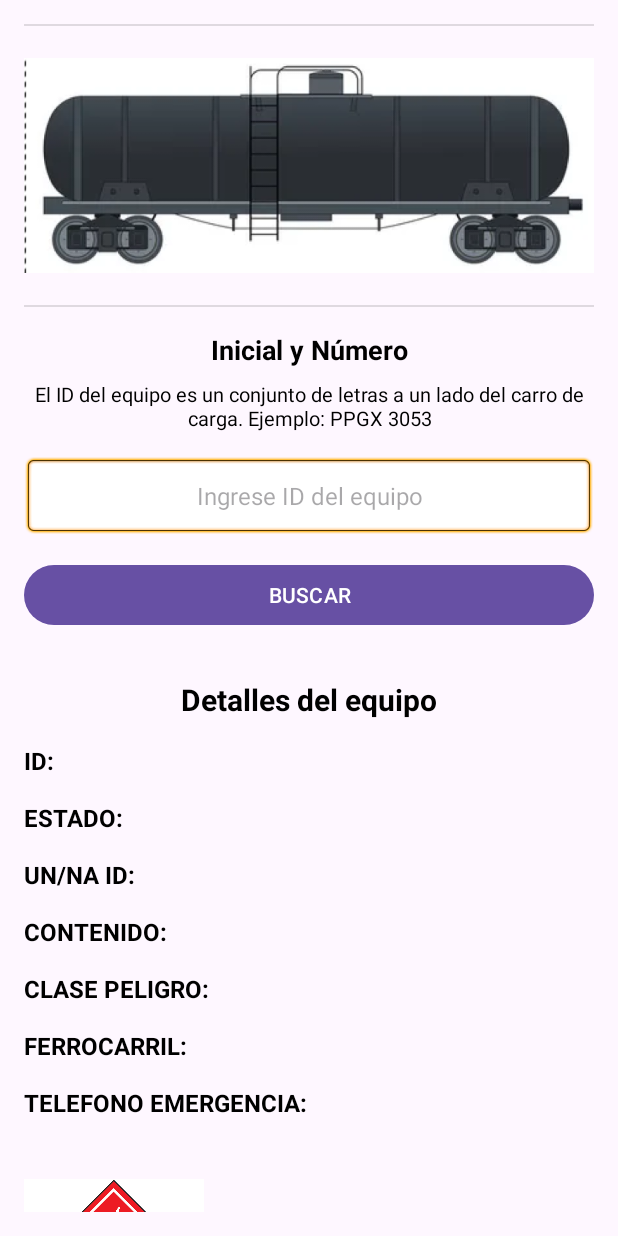
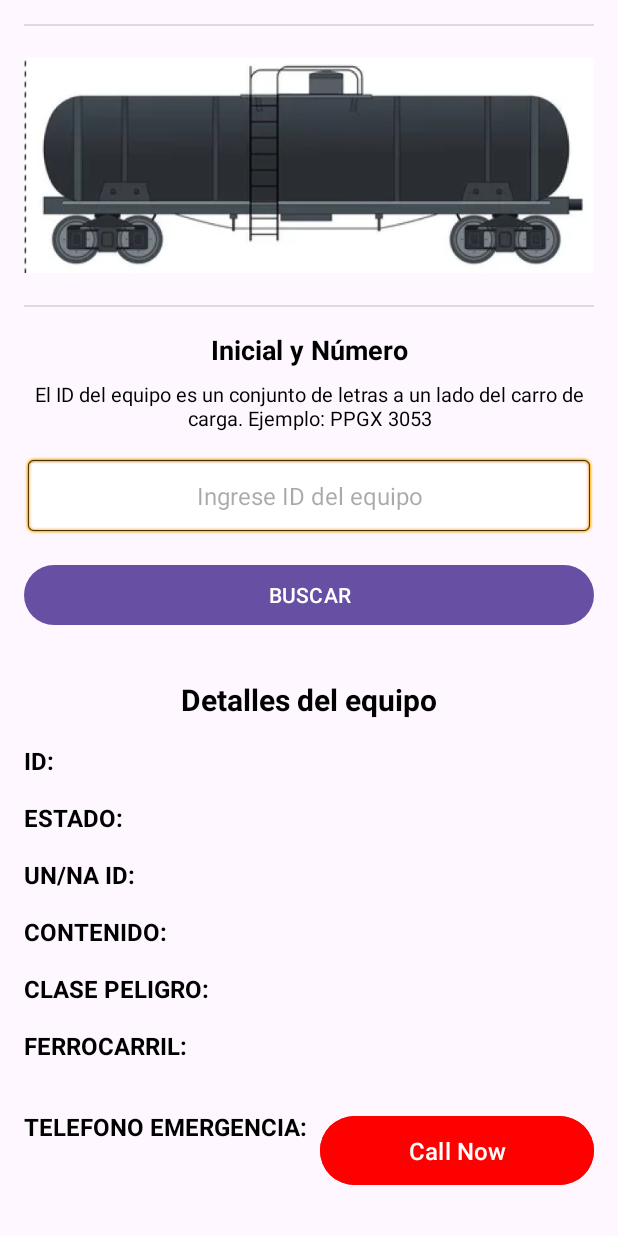
Before and after one commit to edsarmiento/train_advisor, an Android app: the screen it shows after launch (MainActivity), on a phone screen of 412 x 824 dp. Run offline under Robolectric (Android 15) with nearby library versions, the phone set to English and light mode, and no system bars.

Commit message:
add detailos into the activity

```diff
--- a/app/src/main/AndroidManifest.xml
+++ b/app/src/main/AndroidManifest.xml
@@ -1,6 +1,9 @@
 <?xml version="1.0" encoding="utf-8"?>
 <manifest xmlns:android="http://schemas.android.com/apk/res/android"
     xmlns:tools="http://schemas.android.com/tools">
+
+    <!-- Add CALL_PHONE permission -->
+    <uses-permission android:name="android.permission.CALL_PHONE" />
 
     <application
         android:allowBackup="true"
@@ -12,12 +15,12 @@
         android:supportsRtl="true"
         android:theme="@style/Theme.RailAdvisor"
         tools:targetApi="31">
+
         <activity
             android:name=".MainActivity"
             android:exported="true">
             <intent-filter>
                 <action android:name="android.intent.action.MAIN" />
-
                 <category android:name="android.intent.category.LAUNCHER" />
             </intent-filter>
         </activity>
--- a/app/src/main/java/com/example/railadvisor/MainActivity.java
+++ b/app/src/main/java/com/example/railadvisor/MainActivity.java
@@ -1,7 +1,13 @@
 package com.example.railadvisor;
 
+import android.Manifest;
+
+import android.content.Intent;
+import android.content.pm.PackageManager;
+import android.graphics.drawable.Drawable;
+import android.net.Uri;
 import android.os.Bundle;
-import android.view.View;
+
 import android.widget.Button;
 import android.widget.EditText;
 import android.widget.TextView;
@@ -9,6 +15,8 @@ import android.widget.Toast;
 
 import androidx.activity.EdgeToEdge;
 import androidx.appcompat.app.AppCompatActivity;
+import androidx.core.app.ActivityCompat;
+import androidx.core.content.ContextCompat;
 import androidx.core.graphics.Insets;
 import androidx.core.view.ViewCompat;
 import androidx.core.view.WindowInsetsCompat;
@@ -20,9 +28,9 @@ public class MainActivity extends AppCompatActivity {
 
     // Define variables
     private static final String REGEX = "^[A-Z]{4} \\d{1,6}$";
-    private Button buttonToast;
+    private Button buttonToast, details_emergency_phone;
     private EditText container_input;
-    private TextView details_id, details_estado, details_unna, details_contenido, details_clase_peligro, details_ferrocarril, details_emergency_phone;
+    private TextView details_id, details_estado, details_unna, details_contenido, details_clase_peligro, details_ferrocarril;
 
     @Override
     protected void onCreate(Bundle savedInstanceState) {
@@ -60,8 +68,6 @@ public class MainActivity extends AppCompatActivity {
 
             // Validate the input using regex
             if (Pattern.matches(REGEX, value_input)) {
-                Toast.makeText(MainActivity.this, "Valid input!", Toast.LENGTH_SHORT).show();
-
                 // Create an instance of HazardInfo (mock data class)
                 HazardInfo hazardInfo = new HazardInfo();
 
@@ -76,6 +82,28 @@ public class MainActivity extends AppCompatActivity {
                 Toast.makeText(MainActivity.this, "Formato inválido! Use 'ABCD 123'", Toast.LENGTH_SHORT).show();
             }
         });
+
+        details_emergency_phone.setOnClickListener(view -> {
+            String phoneNumber = "tel:" + details_emergency_phone.getText().toString(); // Ensure it's a valid URI
+            Drawable drawableRight = ContextCompat.getDrawable(this, R.drawable.ic_phone);
+            if (drawableRight != null) {
+                drawableRight.setBounds(0, 0, drawableRight.getIntrinsicWidth(), drawableRight.getIntrinsicHeight());
+                details_emergency_phone.setCompoundDrawables(null, null, drawableRight, null); // Apply drawable to the right
+            }
+
+            Intent callIntent = new Intent(Intent.ACTION_CALL);
+            callIntent.setData(Uri.parse(phoneNumber));
+
+            // Check for CALL_PHONE permission
+            if (ActivityCompat.checkSelfPermission(this, Manifest.permission.CALL_PHONE) != PackageManager.PERMISSION_GRANTED) {
+                // Request permission if not granted
+                ActivityCompat.requestPermissions(this, new String[]{Manifest.permission.CALL_PHONE}, 1);
+                return;
+            }
+
+            // Start the call
+            startActivity(callIntent);
+        });
     }
 
     // Helper method to populate TextViews with data
--- a/app/src/main/res/layout/activity_main.xml
+++ b/app/src/main/res/layout/activity_main.xml
@@ -77,6 +77,7 @@
             android:inputType="text"
             android:maxLength="11"
             android:padding="15dp"
+            android:digits="ABCDEFGHIJKLMNOPQRSTUVWXYZ0123456789 "
             android:textAlignment="center"
             android:textSize="16sp" />
 
@@ -281,14 +282,19 @@
                     android:textSize="16sp"
                     android:textStyle="bold" />
 
-                <TextView
+                <Button
                     android:id="@+id/details_emergency_phone"
-                    android:layout_width="wrap_content"
+                    android:layout_width="match_parent"
                     android:layout_height="wrap_content"
                     android:layout_marginStart="8dp"
-                    android:text=""
-                    android:textColor="#000000"
-                    android:textSize="16sp" />
+                    android:layout_marginTop="16dp"
+                    android:text="Call Now"
+                    android:textColor="#FFFFFF"
+                    android:textSize="16sp"
+                    android:backgroundTint="#FF0000"
+                    android:drawablePadding="8dp"
+                    android:padding="12dp"
+                    android:gravity="center" />
             </LinearLayout>
 
             <!-- Details TELEFONO EMERGENCIA -->
@@ -296,26 +302,28 @@
                 android:layout_width="match_parent"
                 android:layout_height="wrap_content"
                 android:layout_marginTop="16dp"
-                android:orientation="horizontal">
+                android:orientation="horizontal"
+                android:gravity="center"> <!-- Centers content in the parent -->
 
                 <ImageView
                     android:layout_width="120dp"
                     android:layout_height="120dp"
-                    android:layout_marginTop="16dp"
-                    android:layout_gravity="center"
+                    android:layout_margin="16dp"
                     android:src="@drawable/flamable"
-                    android:contentDescription="Flammable Gas Icon" />
+                    android:contentDescription="Flammable Gas Icon"
+                    android:layout_gravity="center" /> <!-- Ensures this element is centered -->
 
                 <!-- Más información -->
                 <TextView
                     android:id="@+id/more_info"
                     android:layout_width="wrap_content"
                     android:layout_height="wrap_content"
-                    android:layout_marginTop="8dp"
+                    android:layout_margin="8dp"
                     android:text="Más información."
                     android:textSize="16sp"
-                    android:layout_gravity="center"
-                    android:textColor="#000000" />
+                    android:gravity="center"
+                    android:textColor="#000000"
+                    android:layout_gravity="center" />
             </LinearLayout>
 
         </LinearLayout>
```
